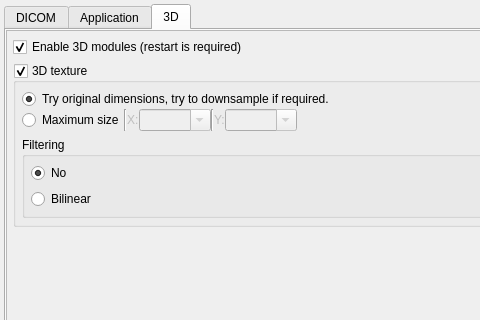
AlizaMedicalImaging/AlizaMS, file GUI/settingswidget.ui: the form before one commit; both pictures show x 0 to 480 and y 0 to 320 of the 1005 by 620 pixel window.
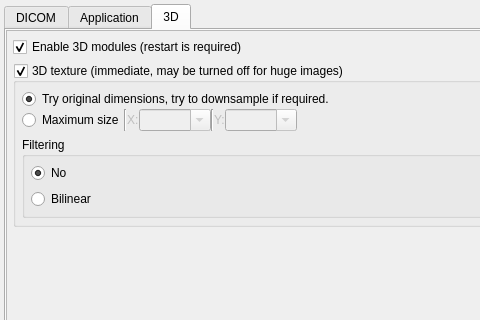
The form after the commit. The open tabs and pages were chosen to show the change.

```diff
--- a/GUI/settingswidget.ui
+++ b/GUI/settingswidget.ui
@@ -666,8 +666,8 @@
            <rect>
             <x>0</x>
             <y>0</y>
-            <width>482</width>
-            <height>244</height>
+            <width>991</width>
+            <height>540</height>
            </rect>
           </property>
           <layout class="QVBoxLayout" name="verticalLayout_4">
@@ -702,7 +702,7 @@
               </sizepolicy>
              </property>
              <property name="title">
-              <string>3D texture</string>
+              <string>3D texture (immediate, may be turned off for huge images)</string>
              </property>
              <property name="checkable">
               <bool>true</bool>
```
Left out of the diff: 4 changed lines with no effect on the pictures.
